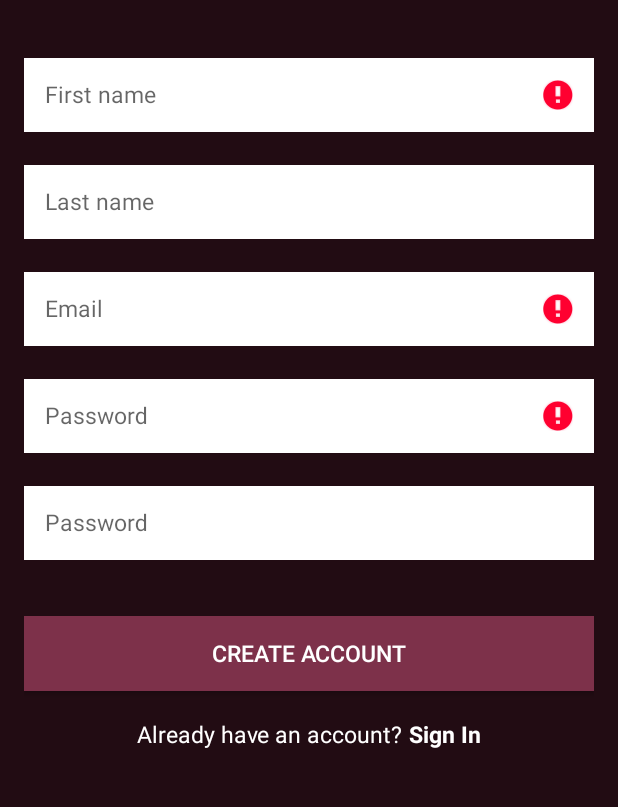
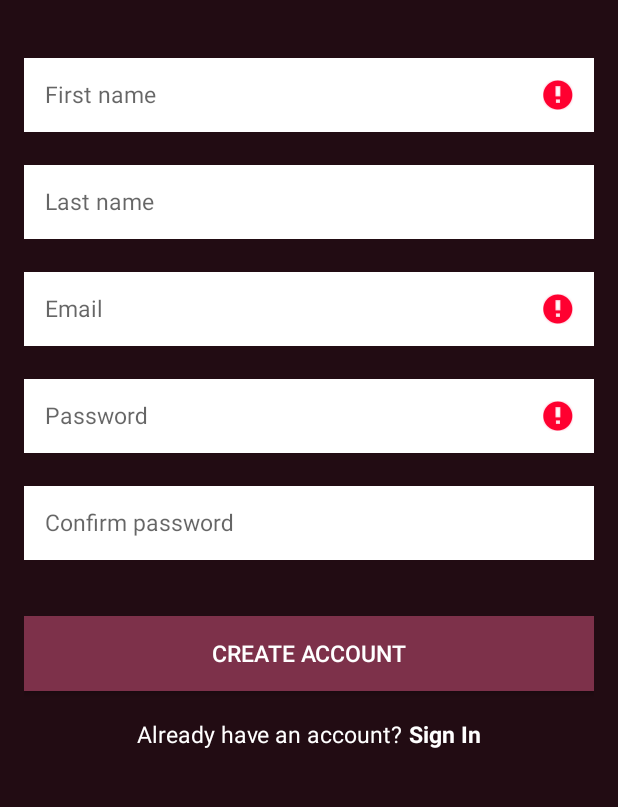
Before and after one commit to ucsdCSE110wi16/CSE110W240T12, an Android app: the CreateAccountActivity screen opened directly, with no data from a screen before it, after a tap on "CREATE ACCOUNT", on a phone screen of 412 x 824 dp, the part 353-1160 px from its top. Run offline under Robolectric (Android 15) with nearby library versions, the phone set to English and light mode, and no system bars; libraries missing offline, so code that uses them is left out: com.firebase.client; 1 statement that could not run was skipped.

Commit message:
UPDATE: Minor bug fixes

```diff
--- a/GiftExchangeApplication/app/src/main/java/cse110/giftexchangeapplication/ui/login/CreateAccountActivity.java
+++ b/GiftExchangeApplication/app/src/main/java/cse110/giftexchangeapplication/ui/login/CreateAccountActivity.java
@@ -107,7 +107,7 @@ public class CreateAccountActivity extends BaseActivity {
         boolean validEmail = isEmailValid(mUserEmail);
         boolean validFirstName = isFirstNameValid(mFirstName);
         boolean validLastName = isLastNameValid(mLastName);
-        boolean validPassword = isPasswordValid(mPassword);
+        boolean validPassword = isPasswordValid(mPassword, mConFirmPassword);
 
         if(!validEmail || !validFirstName || !validLastName || !validPassword)
             return;
@@ -218,10 +218,13 @@ public class CreateAccountActivity extends BaseActivity {
     }
 
     // Check if password is valid
-    private boolean isPasswordValid(String password) {
+    private boolean isPasswordValid(String password, String confirmPassword) {
         if (password.length() < 6) {
             mEditTextPasswordCreate.setError(getResources().getString(R.string.error_invalid_password_not_valid));
             return false;
+        }
+        else if (!password.equals(confirmPassword)) {
+            mEditTextPasswordConfirmCreate.setError(getResources().getString(R.string.error_confirm_password_not_valid));
         }
         return true;
     }
--- a/GiftExchangeApplication/app/src/main/res/layout/activity_create_account.xml
+++ b/GiftExchangeApplication/app/src/main/res/layout/activity_create_account.xml
@@ -133,7 +133,7 @@
                 android:layout_width="match_parent"
                 android:layout_height="wrap_content"
                 android:background="@android:color/white"
-                android:hint="@string/hint_enter_password"
+                android:hint="@string/hint_confirm_password"
                 android:inputType="textPassword"
                 android:padding="@dimen/edit_text_padding"
                 android:textColor="@color/black"
--- a/GiftExchangeApplication/app/src/main/res/layout/activity_login.xml
+++ b/GiftExchangeApplication/app/src/main/res/layout/activity_login.xml
@@ -16,8 +16,7 @@
         android:paddingBottom="16dp"
         android:paddingLeft="16dp"
         android:paddingRight="16dp"
-        android:paddingTop="16dp"
-        android:background="@drawable/background_loginscreen">
+        android:paddingTop="16dp">
 
         <LinearLayout
             android:layout_width="0px"
@@ -56,7 +55,7 @@
                 android:textColor="@android:color/white"
                 android:textColorHint="@android:color/white"
                 android:textSize="@dimen/login_buttons_text_size"
-                android:gravity="center"/>
+                android:gravity="center" />
         </android.support.design.widget.TextInputLayout>
 
         <!-- Password EditText -->
--- a/GiftExchangeApplication/app/src/main/res/values/strings.xml
+++ b/GiftExchangeApplication/app/src/main/res/values/strings.xml
@@ -43,5 +43,6 @@
     <string name="error_cannot_be_empty">This cannot be empty.</string>
     <string name="error_email_taken">This email is already taken</string>
     <string name="error_invalid_email_not_valid">Please enter a valid email</string>
+    <string name="error_confirm_password_not_valid">The passwords don't match</string>
 
 </resources>
```
